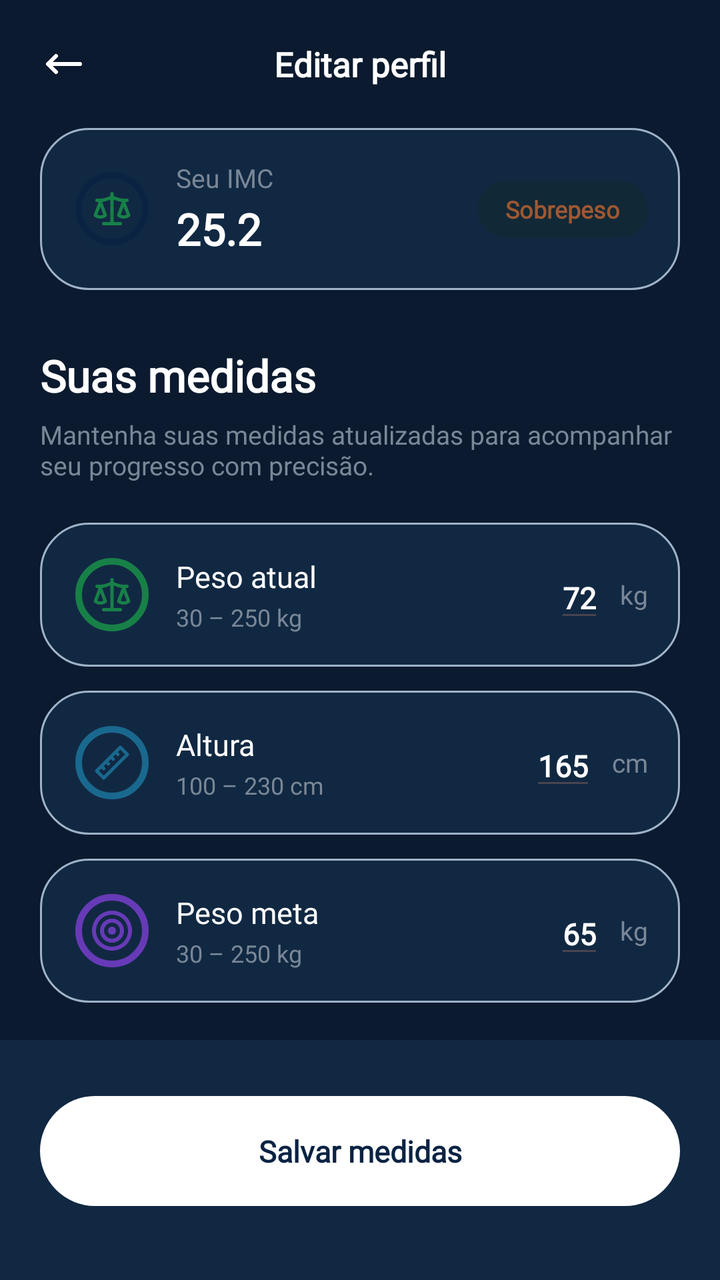
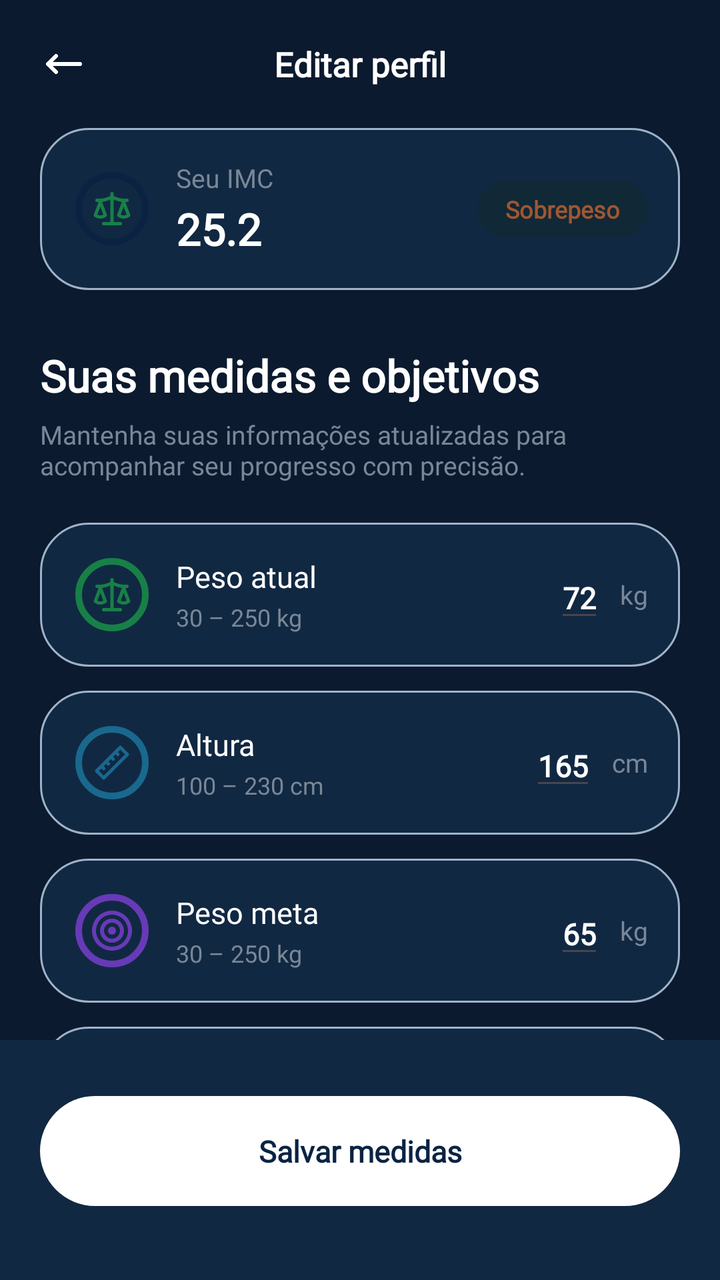

Before-and-after screenshots of an Android layout around one commit, followed by the original layout XML and the change that was made.
<!-- AndroidManifest.xml: application theme Theme.VITA -->
<!-- res/layout/fragment_profile_edit.xml -->
<?xml version="1.0" encoding="utf-8"?>
<androidx.constraintlayout.widget.ConstraintLayout
    xmlns:android="http://schemas.android.com/apk/res/android"
    xmlns:app="http://schemas.android.com/apk/res-auto"
    xmlns:tools="http://schemas.android.com/tools"
    android:id="@+id/editarPerfil"
    android:layout_width="match_parent"
    android:layout_height="match_parent"
    android:background="@color/blue3"
    tools:context=".ProfileEditFragment">

    
    <androidx.constraintlayout.widget.ConstraintLayout
        android:id="@+id/topBar"
        android:layout_width="match_parent"
        android:layout_height="wrap_content"
        android:paddingStart="20dp"
        android:paddingTop="20dp"
        android:paddingEnd="20dp"
        android:paddingBottom="12dp"
        app:layout_constraintTop_toTopOf="parent"
        app:layout_constraintStart_toStartOf="parent"
        app:layout_constraintEnd_toEndOf="parent">

        <ImageView
            android:id="@+id/icFechar"
            android:layout_width="24dp"
            android:layout_height="24dp"
            android:background="?attr/selectableItemBackgroundBorderless"
            android:clickable="true"
            android:focusable="true"
            android:src="@drawable/arrow"
            app:tint="@color/white"
            app:layout_constraintStart_toStartOf="parent"
            app:layout_constraintTop_toTopOf="parent"
            app:layout_constraintBottom_toBottomOf="parent" />

        <TextView
            android:id="@+id/txtTituloTopBar"
            android:layout_width="wrap_content"
            android:layout_height="wrap_content"
            android:fontFamily="@font/inter24_bold"
            android:text="Editar perfil"
            android:textColor="@color/white"
            android:textSize="17sp"
            android:textStyle="bold"
            app:layout_constraintStart_toStartOf="parent"
            app:layout_constraintEnd_toEndOf="parent"
            app:layout_constraintTop_toTopOf="parent"
            app:layout_constraintBottom_toBottomOf="parent" />

    </androidx.constraintlayout.widget.ConstraintLayout>

    
    <androidx.core.widget.NestedScrollView
        android:id="@+id/scrollEditarPerfil"
        android:layout_width="match_parent"
        android:layout_height="0dp"
        android:clipToPadding="false"
        android:fillViewport="true"
        android:paddingBottom="24dp"
        app:layout_constraintTop_toBottomOf="@id/topBar"
        app:layout_constraintStart_toStartOf="parent"
        app:layout_constraintEnd_toEndOf="parent"
        app:layout_constraintBottom_toTopOf="@id/bottomActions">

        <LinearLayout
            android:layout_width="match_parent"
            android:layout_height="wrap_content"
            android:orientation="vertical"
            android:paddingStart="20dp"
            android:paddingEnd="20dp"
            android:paddingTop="8dp">

            
            <LinearLayout
                android:id="@+id/cardImc"
                android:layout_width="match_parent"
                android:layout_height="wrap_content"
                android:background="@drawable/bg_search_input"
                android:gravity="center_vertical"
                android:orientation="horizontal"
                android:padding="16dp">

                <FrameLayout
                    android:layout_width="40dp"
                    android:layout_height="40dp"
                    android:background="@drawable/circle"
                    android:backgroundTint="@color/blue1">

                    <ImageView
                        android:layout_width="20dp"
                        android:layout_height="20dp"
                        android:layout_gravity="center"
                        android:src="@drawable/scale"
                        app:tint="@color/green1" />
                </FrameLayout>

                <LinearLayout
                    android:layout_width="0dp"
                    android:layout_height="wrap_content"
                    android:layout_marginStart="12dp"
                    android:layout_weight="1"
                    android:orientation="vertical">

                    <TextView
                        android:layout_width="wrap_content"
                        android:layout_height="wrap_content"
                        android:fontFamily="@font/inter24_medium"
                        android:text="Seu IMC"
                        android:textColor="@color/grey"
                        android:textSize="13sp" />

                    <TextView
                        android:id="@+id/txtValorImc"
                        android:layout_width="wrap_content"
                        android:layout_height="wrap_content"
                        android:layout_marginTop="2dp"
                        android:fontFamily="@font/inter24_bold"
                        android:text="25.2"
                        android:textColor="@color/white"
                        android:textSize="22sp"
                        android:textStyle="bold" />
                </LinearLayout>

                <TextView
                    android:id="@+id/txtStatusImc"
                    android:layout_width="wrap_content"
                    android:layout_height="wrap_content"
                    android:background="@drawable/bg_pill_status"
                    android:fontFamily="@font/inter24_bold"
                    android:paddingStart="14dp"
                    android:paddingTop="6dp"
                    android:paddingEnd="14dp"
                    android:paddingBottom="6dp"
                    android:text="Sobrepeso"
                    android:textColor="@color/orange"
                    android:textSize="12sp"
                    android:textStyle="bold" />

            </LinearLayout>

            
            <TextView
                android:layout_width="wrap_content"
                android:layout_height="wrap_content"
                android:layout_marginTop="28dp"
                android:fontFamily="@font/inter24_bold"
                android:text="Suas medidas"
                android:textColor="@color/white"
                android:textSize="22sp"
                android:textStyle="bold" />

            <TextView
                android:layout_width="match_parent"
                android:layout_height="wrap_content"
                android:layout_marginTop="6dp"
                android:fontFamily="@font/inter24_medium"
                android:text="Mantenha suas medidas atualizadas para acompanhar seu progresso com precisão."
                android:textColor="@color/grey"
                android:textSize="13sp" />

            
            <LinearLayout
                android:id="@+id/rowPesoAtual"
                android:layout_width="match_parent"
                android:layout_height="wrap_content"
                android:layout_marginTop="20dp"
                android:background="@drawable/bg_search_input"
                android:gravity="center_vertical"
                android:orientation="horizontal"
                android:padding="16dp">

                <FrameLayout
                    android:layout_width="40dp"
                    android:layout_height="40dp"
                    android:background="@drawable/circle"
                    android:backgroundTint="@color/green1">

                    <ImageView
                        android:layout_width="20dp"
                        android:layout_height="20dp"
                        android:layout_gravity="center"
                        android:src="@drawable/scale"
                        app:tint="@color/green1" />
                </FrameLayout>

                <LinearLayout
                    android:layout_width="0dp"
                    android:layout_height="wrap_content"
                    android:layout_marginStart="12dp"
                    android:layout_weight="1"
                    android:orientation="vertical">

                    <TextView
                        android:layout_width="wrap_content"
                        android:layout_height="wrap_content"
                        android:fontFamily="@font/inter24_bold"
                        android:text="Peso atual"
                        android:textColor="@color/white"
                        android:textSize="15sp" />

                    <TextView
                        android:layout_width="wrap_content"
                        android:layout_height="wrap_content"
                        android:layout_marginTop="2dp"
                        android:fontFamily="@font/inter24_medium"
                        android:text="30 – 250 kg"
                        android:textColor="@color/grey"
                        android:textSize="12sp" />
                </LinearLayout>

                <EditText
                    android:id="@+id/inputPesoAtual"
                    android:layout_width="wrap_content"
                    android:layout_height="wrap_content"
                    android:fontFamily="@font/inter24_bold"
                    android:gravity="end"
                    android:text="72"
                    android:textColor="@color/white"
                    android:textSize="15sp"
                    android:textStyle="bold" />

                <TextView
                    android:layout_width="wrap_content"
                    android:layout_height="wrap_content"
                    android:layout_marginStart="8dp"
                    android:fontFamily="@font/inter24_medium"
                    android:text="kg"
                    android:textColor="@color/grey"
                    android:textSize="13sp" />

            </LinearLayout>

            
            <LinearLayout
                android:id="@+id/rowAltura"
                android:layout_width="match_parent"
                android:layout_height="wrap_content"
                android:layout_marginTop="12dp"
                android:background="@drawable/bg_search_input"
                android:gravity="center_vertical"
                android:orientation="horizontal"
                android:padding="16dp">

                <FrameLayout
                    android:layout_width="40dp"
                    android:layout_height="40dp"
                    android:background="@drawable/circle"
                    android:backgroundTint="@color/blue7">

                    <ImageView
                        android:layout_width="20dp"
                        android:layout_height="20dp"
                        android:layout_gravity="center"
                        android:src="@drawable/ruler"
                        app:tint="@color/blue7" />
                </FrameLayout>

                <LinearLayout
                    android:layout_width="0dp"
                    android:layout_height="wrap_content"
                    android:layout_marginStart="12dp"
                    android:layout_weight="1"
                    android:orientation="vertical">

                    <TextView
                        android:layout_width="wrap_content"
                        android:layout_height="wrap_content"
                        android:fontFamily="@font/inter24_bold"
                        android:text="Altura"
                        android:textColor="@color/white"
                        android:textSize="15sp" />

                    <TextView
                        android:layout_width="wrap_content"
                        android:layout_height="wrap_content"
                        android:layout_marginTop="2dp"
                        android:fontFamily="@font/inter24_medium"
                        android:text="100 – 230 cm"
                        android:textColor="@color/grey"
                        android:textSize="12sp" />
                </LinearLayout>

                <EditText
                    android:id="@+id/inputAltura"
                    android:layout_width="wrap_content"
                    android:layout_height="wrap_content"
                    android:fontFamily="@font/inter24_bold"
                    android:gravity="end"
                    android:text="165"
                    android:textColor="@color/white"
                    android:textSize="15sp"
                    android:textStyle="bold" />

                <TextView
                    android:layout_width="wrap_content"
                    android:layout_height="wrap_content"
                    android:layout_marginStart="8dp"
                    android:fontFamily="@font/inter24_medium"
                    android:text="cm"
                    android:textColor="@color/grey"
                    android:textSize="13sp" />

            </LinearLayout>

            
            <LinearLayout
                android:id="@+id/rowPesoMeta"
                android:layout_width="match_parent"
                android:layout_height="wrap_content"
                android:layout_marginTop="12dp"
                android:layout_marginBottom="16dp"
                android:background="@drawable/bg_search_input"
                android:gravity="center_vertical"
                android:orientation="horizontal"
                android:padding="16dp">

                <FrameLayout
                    android:layout_width="40dp"
                    android:layout_height="40dp"
                    android:background="@drawable/circle"
                    android:backgroundTint="@color/purple">

                    <ImageView
                        android:layout_width="20dp"
                        android:layout_height="20dp"
                        android:layout_gravity="center"
                        android:src="@drawable/target"
                        app:tint="@color/purple" />
                </FrameLayout>

                <LinearLayout
                    android:layout_width="0dp"
                    android:layout_height="wrap_content"
                    android:layout_marginStart="12dp"
                    android:layout_weight="1"
                    android:orientation="vertical">

                    <TextView
                        android:layout_width="wrap_content"
                        android:layout_height="wrap_content"
                        android:fontFamily="@font/inter24_bold"
                        android:text="Peso meta"
                        android:textColor="@color/white"
                        android:textSize="15sp" />

                    <TextView
                        android:layout_width="wrap_content"
                        android:layout_height="wrap_content"
                        android:layout_marginTop="2dp"
                        android:fontFamily="@font/inter24_medium"
                        android:text="30 – 250 kg"
                        android:textColor="@color/grey"
                        android:textSize="12sp" />
                </LinearLayout>

                <EditText
                    android:id="@+id/inputPesoMeta"
                    android:layout_width="wrap_content"
                    android:layout_height="wrap_content"
                    android:fontFamily="@font/inter24_bold"
                    android:gravity="end"
                    android:text="65"
                    android:textColor="@color/white"
                    android:textSize="15sp"
                    android:textStyle="bold" />

                <TextView
                    android:layout_width="wrap_content"
                    android:layout_height="wrap_content"
                    android:layout_marginStart="8dp"
                    android:fontFamily="@font/inter24_medium"
                    android:text="kg"
                    android:textColor="@color/grey"
                    android:textSize="13sp" />

            </LinearLayout>

        </LinearLayout>

    </androidx.core.widget.NestedScrollView>

    
    <LinearLayout
        android:id="@+id/bottomActions"
        android:layout_width="match_parent"
        android:layout_height="120dp"
        android:background="@color/blue4"
        android:orientation="vertical"
        android:paddingStart="20dp"
        android:paddingTop="8dp"
        android:paddingEnd="20dp"
        android:paddingBottom="20dp"
        app:layout_constraintBottom_toBottomOf="parent"
        app:layout_constraintStart_toStartOf="parent"
        app:layout_constraintEnd_toEndOf="parent">

        <TextView
            android:id="@+id/btnSalvarMedidas"
            android:layout_width="match_parent"
            android:layout_height="55dp"
            android:layout_marginTop="20dp"
            android:background="@drawable/bg_pill"
            android:clickable="true"
            android:focusable="true"
            android:fontFamily="@font/inter24_bold"
            android:gravity="center"
            android:text="Salvar medidas"
            android:textColor="@color/blue1"
            android:textSize="15sp"
            android:textStyle="bold" />

    </LinearLayout>

</androidx.constraintlayout.widget.ConstraintLayout>
<!-- resources referenced by this layout -->
<resources>
  <color name="blue1">#0A2343</color>
  <color name="blue3">#0B1A2E</color>
  <color name="blue4">#112842</color>
  <color name="blue7">#19688E</color>
  <color name="green1">#178047</color>
  <color name="grey">#798797</color>
  <color name="orange">#9E5832</color>
  <color name="purple">#673AB7</color>
  <color name="white">#FFFFFFFF</color>
  <!-- drawable arrow (drawable) -->
  <vector xmlns:android="http://schemas.android.com/apk/res/android" android:height="15dp" android:viewportHeight="24" android:viewportWidth="24" android:width="15dp">
        
      <path android:fillColor="#FFFFFF" android:pathData="M4,12H20M4,12L8,8M4,12L8,16" android:strokeColor="#FFFFFF" android:strokeLineCap="round" android:strokeLineJoin="round" android:strokeWidth="2"/>
      
  </vector>
  <!-- drawable bg_pill (drawable) -->
  <?xml version="1.0" encoding="utf-8"?>
  <shape xmlns:android="http://schemas.android.com/apk/res/android"
      android:shape="rectangle">
  
      <solid android:color="@color/white" />
  
      
      <corners android:radius="100dp" />
  
  </shape>
  <!-- drawable bg_pill_status (drawable) -->
  <?xml version="1.0" encoding="utf-8"?>
  <shape xmlns:android="http://schemas.android.com/apk/res/android"
      android:shape="rectangle">
  
      
      <solid android:color="#330F2805" />
  
      <corners android:radius="100dp" />
  
  </shape>
  <!-- drawable bg_search_input (drawable) -->
  <?xml version="1.0" encoding="utf-8"?>
  <shape xmlns:android="http://schemas.android.com/apk/res/android">
      <solid android:color="@color/blue4" />
      <corners android:radius="24dp" />
      <stroke android:width="1dp" android:color="@color/grey2" />
  </shape>
  <!-- drawable circle (drawable) -->
  <vector xmlns:android="http://schemas.android.com/apk/res/android" android:height="24dp" android:viewportHeight="24" android:viewportWidth="24" android:width="24dp">
  
      <path android:fillColor="#00000000" android:pathData="M12,12m-10,0a10,10 0,1 1,20 0a10,10 0,1 1,-20 0" android:strokeColor="#ffff" android:strokeLineCap="round" android:strokeLineJoin="round" android:strokeWidth="2"/>
  
  </vector>
  <!-- drawable ruler (drawable) -->
  <vector xmlns:android="http://schemas.android.com/apk/res/android" android:height="24dp" android:viewportHeight="24" android:viewportWidth="24" android:width="24dp">
  
      <path android:fillColor="#00000000" android:pathData="M5.636,14.124L7.05,15.538M8.464,11.295L9.879,12.71M11.293,8.467L12.707,9.881M14.121,5.638L15.535,7.053M2.808,16.952L7.05,21.195L21.192,7.053L16.95,2.81L2.808,16.952Z" android:strokeColor="#000000" android:strokeLineCap="round" android:strokeLineJoin="round" android:strokeWidth="2"/>
  
  </vector>
  <style name="Theme.VITA" parent="Base.Theme.VITA" />
  <color name="grey2">#9FB3C8</color>
  <style name="Base.Theme.VITA" parent="Theme.Material3.DayNight.NoActionBar">
          
          
      </style>
  <!-- unchanged entries left out for length: 2 -->
</resources>

<!-- the commit's change to res/layout/fragment_profile_edit.xml (unified diff, before → after) -->
@@ -146,7 +146,7 @@
                 android:layout_height="wrap_content"
                 android:layout_marginTop="28dp"
                 android:fontFamily="@font/inter24_bold"
-                android:text="Suas medidas"
+                android:text="Suas medidas e objetivos"
                 android:textColor="@color/white"
                 android:textSize="22sp"
                 android:textStyle="bold" />
@@ -156,7 +156,7 @@
                 android:layout_height="wrap_content"
                 android:layout_marginTop="6dp"
                 android:fontFamily="@font/inter24_medium"
-                android:text="Mantenha suas medidas atualizadas para acompanhar seu progresso com precisão."
+                android:text="Mantenha suas informações atualizadas para acompanhar seu progresso com precisão."
                 android:textColor="@color/grey"
                 android:textSize="13sp" />
 
@@ -216,6 +216,7 @@
                     android:layout_height="wrap_content"
                     android:fontFamily="@font/inter24_bold"
                     android:gravity="end"
+                    android:inputType="numberDecimal"
                     android:text="72"
                     android:textColor="@color/white"
                     android:textSize="15sp"
@@ -288,6 +289,7 @@
                     android:layout_height="wrap_content"
                     android:fontFamily="@font/inter24_bold"
                     android:gravity="end"
+                    android:inputType="number"
                     android:text="165"
                     android:textColor="@color/white"
                     android:textSize="15sp"
@@ -310,7 +312,6 @@
                 android:layout_width="match_parent"
                 android:layout_height="wrap_content"
                 android:layout_marginTop="12dp"
-                android:layout_marginBottom="16dp"
                 android:background="@drawable/bg_search_input"
                 android:gravity="center_vertical"
                 android:orientation="horizontal"
@@ -361,6 +362,7 @@
                     android:layout_height="wrap_content"
                     android:fontFamily="@font/inter24_bold"
                     android:gravity="end"
+                    android:inputType="numberDecimal"
                     android:text="65"
                     android:textColor="@color/white"
                     android:textSize="15sp"
@@ -374,6 +376,127 @@
                     android:text="kg"
                     android:textColor="@color/grey"
                     android:textSize="13sp" />
+
+            </LinearLayout>
+
+            
+            <LinearLayout
+                android:id="@+id/rowMeta"
+                android:layout_width="match_parent"
+                android:layout_height="wrap_content"
+                android:layout_marginTop="12dp"
+                android:background="@drawable/bg_search_input"
+                android:gravity="center_vertical"
+                android:orientation="horizontal"
+                android:padding="16dp">
+
+                <FrameLayout
+                    android:layout_width="40dp"
+                    android:layout_height="40dp"
+                    android:background="@drawable/circle"
+                    android:backgroundTint="@color/purple">
+
+                    <ImageView
+                        android:layout_width="20dp"
+                        android:layout_height="20dp"
+                        android:layout_gravity="center"
+                        android:src="@drawable/target"
+                        app:tint="@color/purple" />
+                </FrameLayout>
+
+                <LinearLayout
+                    android:layout_width="0dp"
+                    android:layout_height="wrap_content"
+                    android:layout_marginStart="10dp"
+                    android:layout_weight="1"
+                    android:orientation="vertical">
+
+                    <TextView
+                        android:layout_width="wrap_content"
+                        android:layout_height="wrap_content"
+                        android:fontFamily="@font/inter24_bold"
+                        android:text="Objetivo"
+                        android:textColor="@color/white"
+                        android:textSize="13sp" />
+
+                    <TextView
+                        android:layout_width="wrap_content"
+                        android:layout_height="wrap_content"
+                        android:layout_marginTop="2dp"
+                        android:fontFamily="@font/inter24_medium"
+                        android:text="Foco principal"
+                        android:textColor="@color/grey"
+                        android:textSize="11sp" />
+                </LinearLayout>
+
+                <Spinner
+                    android:id="@+id/spinnerMeta"
+                    android:layout_width="wrap_content"
+                    android:layout_height="wrap_content"
+                    android:dropDownWidth="wrap_content"
+                    android:paddingStart="0dp"
+                    android:paddingEnd="0dp"
+                    android:spinnerMode="dropdown" />
+
+            </LinearLayout>
+
+            
+            <LinearLayout
+                android:id="@+id/rowNivelExercicioSpinner"
+                android:layout_width="match_parent"
+                android:layout_height="wrap_content"
+                android:layout_marginTop="12dp"
+                android:layout_marginBottom="16dp"
+                android:background="@drawable/bg_search_input"
+                android:gravity="center_vertical"
+                android:orientation="horizontal"
+                android:padding="16dp">
+
+                <FrameLayout
+                    android:layout_width="40dp"
+                    android:layout_height="40dp"
+                    android:background="@drawable/circle"
+                    android:backgroundTint="@color/blue1">
+
+                    <ImageView
+                        android:layout_width="20dp"
+                        android:layout_height="20dp"
+                        android:layout_gravity="center"
+                        android:src="@drawable/scale"
+                        app:tint="@color/green1" />
+                </FrameLayout>
+
+                <LinearLayout
+                    android:layout_width="0dp"
+                    android:layout_height="wrap_content"
+                    android:layout_marginStart="12dp"
+                    android:layout_weight="1"
+                    android:orientation="vertical">
+
+                    <TextView
+                        android:layout_width="wrap_content"
+                        android:layout_height="wrap_content"
+                        android:fontFamily="@font/inter24_bold"
+                        android:text="Nível de \nExercício"
+                        android:textColor="@color/white"
+                        android:textSize="13sp" />
+
+                    <TextView
+                        android:layout_width="wrap_content"
+                        android:layout_height="wrap_content"
+                        android:layout_marginTop="2dp"
+                        android:fontFamily="@font/inter24_medium"
+                        android:text="Frequência semanal"
+                        android:textColor="@color/grey"
+                        android:textSize="11sp" />
+                </LinearLayout>
+
+                <Spinner
+                    android:id="@+id/spinnerNivelExercicio"
+                    android:layout_width="wrap_content"
+                    android:layout_height="wrap_content"
+                    android:backgroundTint="@color/white"
+                    android:spinnerMode="dropdown" />
 
             </LinearLayout>
 
